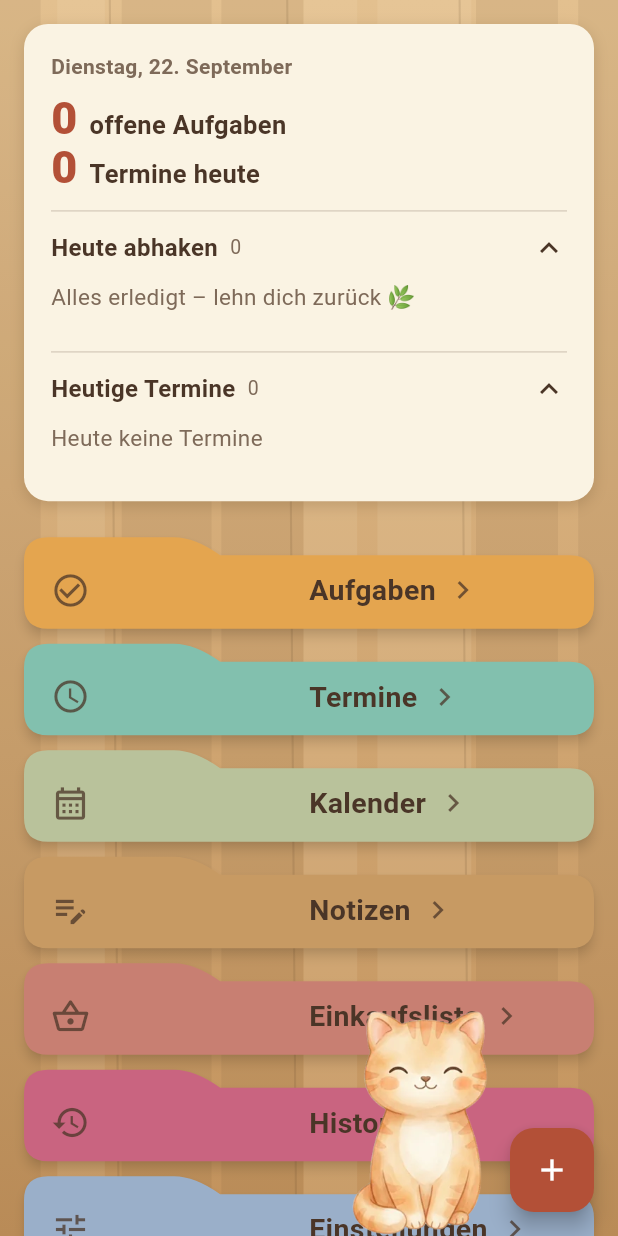
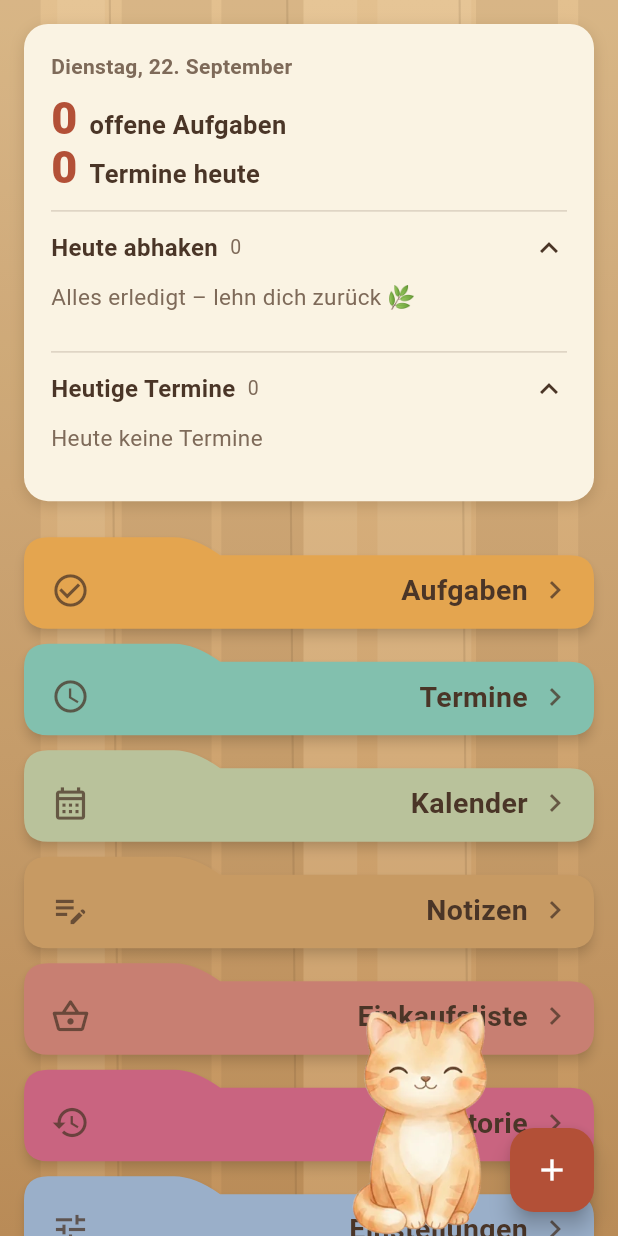
Before and after one commit to HolzfeallerJoe/joe-todo, a Flutter app: the screen it shows after launch, on a phone screen of 412 x 824 dp. Run offline on Flutter 3.47's test engine with Material 3 defaults, Android fonts, the phone set to English and light mode, and no system bars; our stand-ins replace flutter_local_notifications, flutter_timezone, share_plus, shared_preferences, timezone; missing offline and left inert: device_calendar_plus.

Commit message:
joe-todo: Reiternamen stehen wieder alle gleich gross
Der Spacer vor dem Namen teilte sich den freien Platz mit ihm, je zur Haelfte. Der lange Reiter 'Notizen/Einkaufsliste' wurde deshalb kleiner gesetzt, obwohl daneben Platz frei war. Jetzt nimmt der Name den ganzen Rest und steht darin rechts: gleiche Schriftgroesse auf jedem Reiter, Symbole unveraendert bei 26, und kein Reiter haengt an der Laenge eines anderen.

Co-Authored-By: Claude Opus 5 <noreply@anthropic.com>

```diff
--- a/app/lib/widgets.dart
+++ b/app/lib/widgets.dart
@@ -653,23 +653,25 @@ class FolderTabButton extends StatelessWidget {
               child: Row(
                 children: [
                   Icon(icon, color: onTab.withValues(alpha: 0.75), size: 26),
-                  const Spacer(),
-                  // Der lange Reiter "Notizen/Einkaufsliste" passt auf einem
-                  // schmalen Telefon nicht in einer Zeile: Statt umzubrechen
-                  // oder abgeschnitten zu werden, schrumpft die Schrift nur
-                  // so weit wie noetig. Kurze Beschriftungen bleiben bei 19.
-                  Flexible(
-                    child: FittedBox(
-                      fit: BoxFit.scaleDown,
-                      alignment: Alignment.centerRight,
+                  // Kein Spacer davor: Der teilte sich den freien Platz mit
+                  // dem Text (beide flexibel, je die Haelfte), und der lange
+                  // Reiter "Notizen/Einkaufsliste" wurde kleiner gesetzt,
+                  // obwohl daneben noch Platz frei war. Der Text nimmt jetzt
+                  // den ganzen Rest und steht darin rechts – jeder Reiter
+                  // traegt dieselbe Schriftgroesse, egal wie lang sein Name
+                  // ist, und die Symbole bleiben bei 26.
+                  Expanded(
                     child: Text(
                       label,
                       maxLines: 1,
+                      // Nur die Notbremse bei sehr grosser Systemschrift:
+                      // lieber drei Punkte als ein abgeschnittenes Wort.
+                      overflow: TextOverflow.ellipsis,
+                      textAlign: TextAlign.end,
                       style: TextStyle(
                         color: onTab,
                         fontSize: 19,
                         fontWeight: FontWeight.w700,
-                        ),
                       ),
                     ),
                   ),
```
Also changed, not shown: 1 other file. Lines whose indentation alone changed are shown as unchanged.
